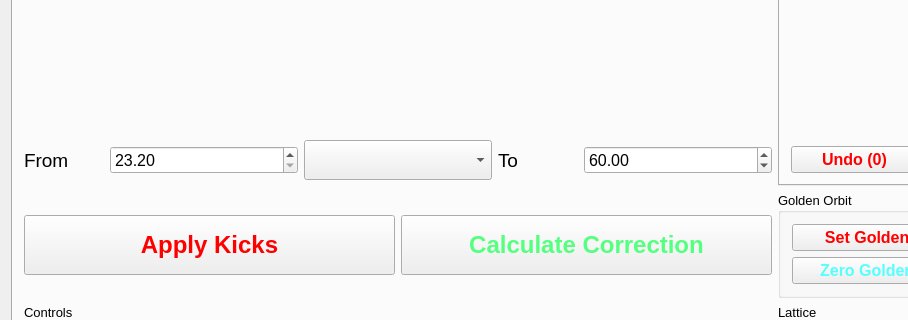
Above: gui/UImanul2.ui from sergey-tomin/manul before the change; both pictures show x 0 to 908 and y 414 to 734 of the 1222 by 892 pixel window. Below: the same form after it.
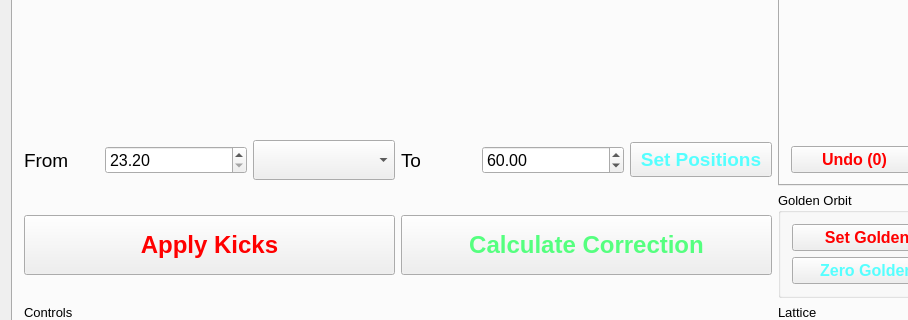
That is the form after the change.

Diff of the .ui file:
```diff
--- a/gui/UImanul2.ui
+++ b/gui/UImanul2.ui
@@ -751,7 +751,7 @@
              <widget class="QLabel" name="label">
               <property name="maximumSize">
                <size>
-                <width>80</width>
+                <width>75</width>
                 <height>16777215</height>
                </size>
               </property>
@@ -808,7 +808,7 @@
              <widget class="QLabel" name="label_2">
               <property name="maximumSize">
                <size>
-                <width>80</width>
+                <width>75</width>
                 <height>16777215</height>
                </size>
               </property>
@@ -846,6 +846,29 @@
               </property>
              </widget>
             </item>
+            <item>
+             <widget class="QPushButton" name="pb_set_pos">
+              <property name="minimumSize">
+               <size>
+                <width>0</width>
+                <height>35</height>
+               </size>
+              </property>
+              <property name="font">
+               <font>
+                <pointsize>14</pointsize>
+                <weight>75</weight>
+                <bold>true</bold>
+               </font>
+              </property>
+              <property name="styleSheet">
+               <string notr="true">color: rgb(85, 255, 255);</string>
+              </property>
+              <property name="text">
+               <string>Set Positions</string>
+              </property>
+             </widget>
+            </item>
            </layout>
           </item>
          </layout>
```
